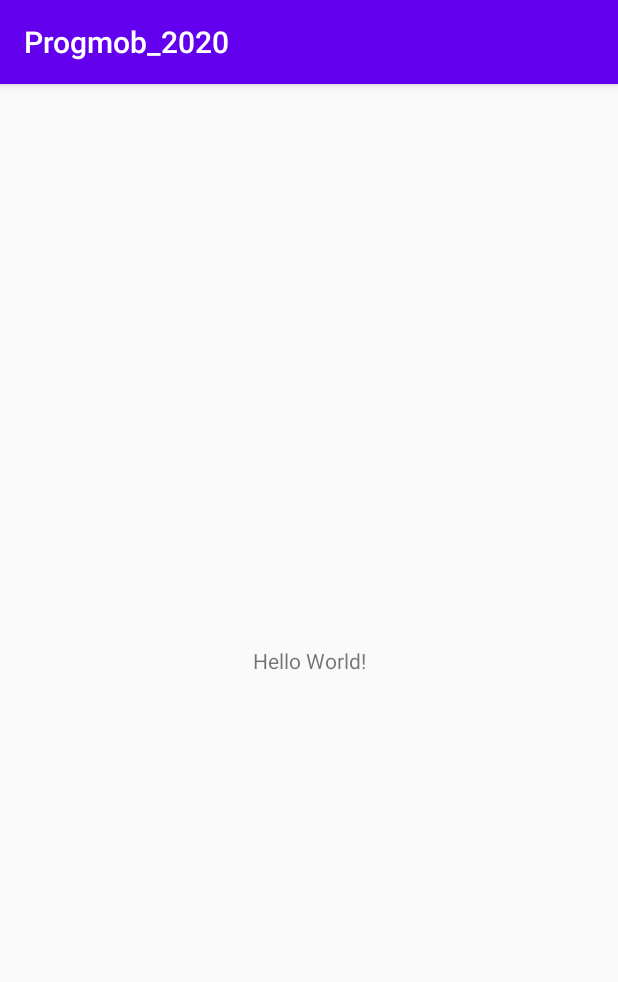
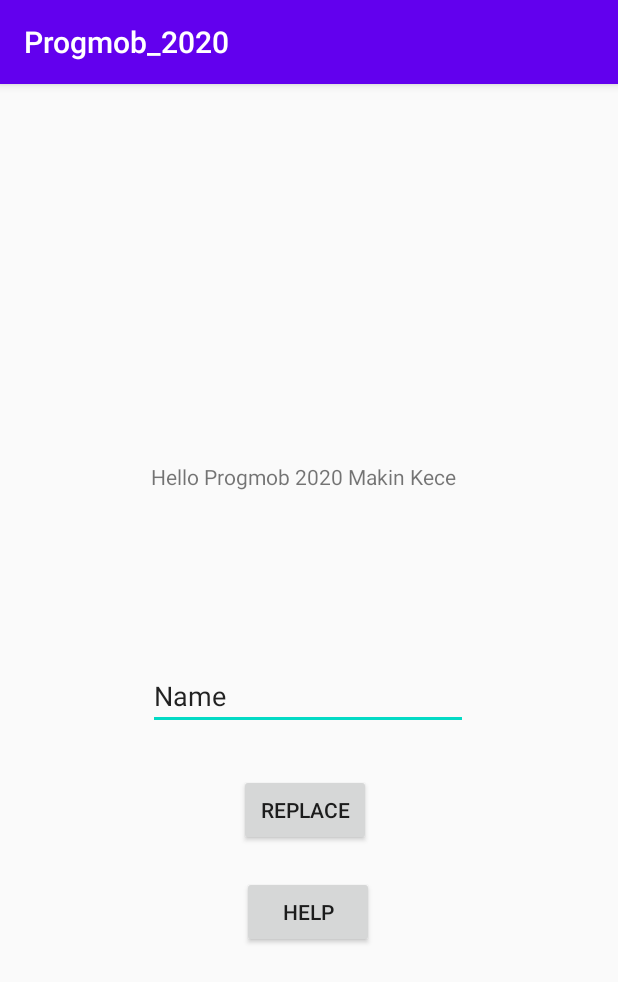
Before and after one commit to RuendiHadi/progmob2020, an Android app: the screen it shows after launch (MainActivity), on a phone screen of 412 x 824 dp. Shown: the top 982 px of the screen. Run offline under Robolectric (Android 15) with nearby library versions, the phone set to English and light mode, and no system bars.

Commit message:
Tutorial Activity 2 Sudah selesai

```diff
--- a/app/src/main/AndroidManifest.xml
+++ b/app/src/main/AndroidManifest.xml
@@ -9,6 +9,7 @@
         android:roundIcon="@mipmap/ic_launcher_round"
         android:supportsRtl="true"
         android:theme="@style/AppTheme">
+        <activity android:name=".HelpActivity"></activity>
         <activity android:name=".MainActivity">
             <intent-filter>
                 <action android:name="android.intent.action.MAIN" />
--- a/app/src/main/java/ukdw/com/progmob_2020/MainActivity.java
+++ b/app/src/main/java/ukdw/com/progmob_2020/MainActivity.java
@@ -2,7 +2,13 @@ package ukdw.com.progmob_2020;
 
 import androidx.appcompat.app.AppCompatActivity;
 
+import android.content.Intent;
 import android.os.Bundle;
+import android.util.Log;
+import android.view.View;
+import android.widget.Button;
+import android.widget.EditText;
+import android.widget.TextView;
 
 public class MainActivity extends AppCompatActivity {
 
@@ -10,5 +16,34 @@ public class MainActivity extends AppCompatActivity {
     protected void onCreate(Bundle savedInstanceState) {
         super.onCreate(savedInstanceState);
         setContentView(R.layout.activity_main);
+
+        //Variabel
+        final TextView textView = (TextView)findViewById(R.id.mainActivityTextView);
+        Button myBtn = (Button)findViewById(R.id.button1);
+        final EditText myEditText = (EditText)findViewById(R.id.editText1);
+        Button btnHelp = (Button)findViewById(R.id.btnHelp);
+
+        //action
+        textView.setText(R.string.text_hello_world);
+        myBtn.setOnClickListener(new View.OnClickListener() {
+            @Override
+            public void onClick(View view) {
+                //Log.d("Coba Klikk", myEditText.getText().toString());
+                textView.setText(myEditText.getText().toString());
+            }
+        });
+        btnHelp.setOnClickListener(new View.OnClickListener() {
+            @Override
+            public void onClick(View v) {
+                Intent intent = new Intent(MainActivity.this,HelpActivity.class);
+                Bundle b = new Bundle();
+
+                b.putString("help_string", myEditText.getText().toString());
+                intent.putExtras(b);
+
+                startActivity(intent);
+            }
+        });
+
     }
 }
--- a/app/src/main/res/layout/activity_main.xml
+++ b/app/src/main/res/layout/activity_main.xml
@@ -7,12 +7,51 @@
     tools:context=".MainActivity">
 
     <TextView
+        android:id="@+id/mainActivityTextView"
         android:layout_width="wrap_content"
         android:layout_height="wrap_content"
-        android:text="Hello World!"
-        app:layout_constraintBottom_toBottomOf="parent"
+        android:layout_marginTop="252dp"
+        android:text="Hello Progmob"
+        app:layout_constraintHorizontal_bias="0.482"
         app:layout_constraintLeft_toLeftOf="parent"
         app:layout_constraintRight_toRightOf="parent"
         app:layout_constraintTop_toTopOf="parent" />
 
+    <Button
+        android:id="@+id/button1"
+        android:layout_width="wrap_content"
+        android:layout_height="wrap_content"
+        android:layout_marginBottom="260dp"
+        android:text="Replace"
+        app:layout_constraintBottom_toBottomOf="parent"
+        app:layout_constraintEnd_toEndOf="parent"
+        app:layout_constraintHorizontal_bias="0.492"
+        app:layout_constraintStart_toStartOf="parent" />
+
+    <EditText
+        android:id="@+id/editText1"
+        android:layout_width="wrap_content"
+        android:layout_height="wrap_content"
+        android:ems="10"
+        android:inputType="textPersonName"
+        android:text="Name"
+        app:layout_constraintBottom_toTopOf="@+id/button1"
+        app:layout_constraintEnd_toEndOf="parent"
+        app:layout_constraintHorizontal_bias="0.497"
+        app:layout_constraintStart_toStartOf="parent"
+        app:layout_constraintTop_toBottomOf="@+id/mainActivityTextView"
+        app:layout_constraintVertical_bias="0.794" />
+
+    <Button
+        android:id="@+id/btnHelp"
+        android:layout_width="wrap_content"
+        android:layout_height="wrap_content"
+        android:text="Help"
+        app:layout_constraintBottom_toBottomOf="parent"
+        app:layout_constraintEnd_toEndOf="parent"
+        app:layout_constraintHorizontal_bias="0.498"
+        app:layout_constraintStart_toStartOf="parent"
+        app:layout_constraintTop_toBottomOf="@+id/button1"
+        app:layout_constraintVertical_bias="0.094" />
+
 </androidx.constraintlayout.widget.ConstraintLayout>
--- a/app/src/main/res/values/strings.xml
+++ b/app/src/main/res/values/strings.xml
@@ -1,3 +1,4 @@
 <resources>
     <string name="app_name">Progmob_2020</string>
+    <string name="text_hello_world">Hello Progmob 2020 Makin Kece</string>
 </resources>
```
Also changed, not shown: app/src/main/java/ukdw/com/progmob_2020/HelpActivity.java (added, +21 -0 lines), app/src/main/res/layout/activity_help.xml (added, +18 -0 lines).
